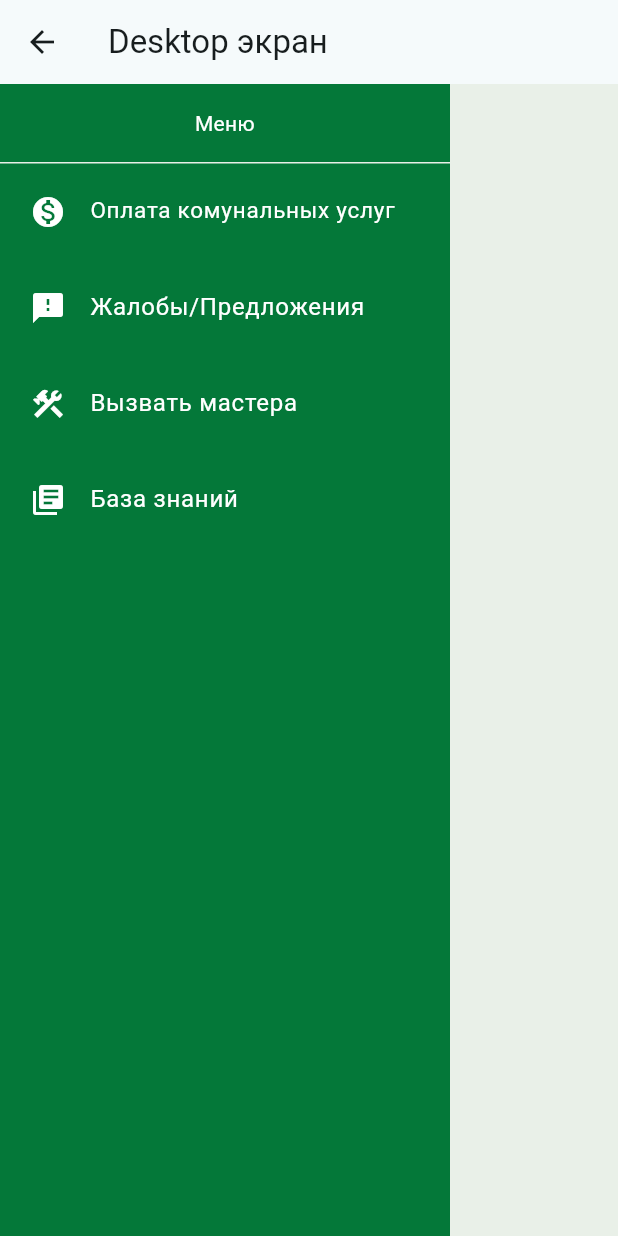
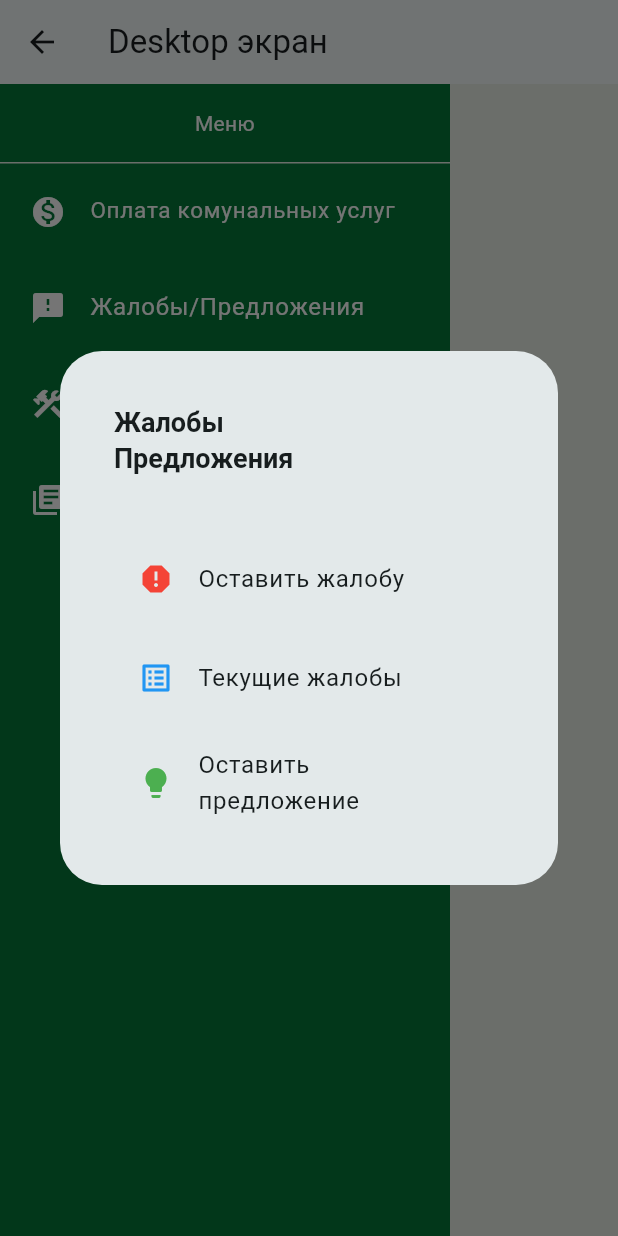
Before and after one commit to wires-apps/home_management, a Flutter app: the DesktopScreen screen opened directly, after a tap on "Жалобы/Предложения", on a phone screen of 412 x 824 dp. Run offline on Flutter 3.47's test engine with Material 3 defaults, Android fonts, the light colour scheme and no system bars; drawn by our look-alikes of auto_size_text; our stand-ins replace auto_route, equatable, flutter_bloc, gap, get_it, responsive_builder.

Commit message:
added new dialog complaints_suggestions

```diff
--- a/lib/core/routes/router.dart
+++ b/lib/core/routes/router.dart
@@ -3,7 +3,7 @@ import 'package:home_management/feature/auth/presentation/login_page.dart';
 import 'package:home_management/feature/home/presentation%20/home_screen.dart';
 import 'package:home_management/feature/notification/presentation/mobile_notification_page.dart';
 
-import '../../feature/public_utilities/utility_bills_page.dart';
+import '../../feature/public_utilities/presentation/utility_bills_page.dart';
 
 part 'router.gr.dart';
 
--- /dev/null
+++ b/lib/feature/complaints_suggestions/presentation/complaints_suggestions_page.dart
@@ -0,0 +1,48 @@
+import 'package:flutter/material.dart';
+import 'package:gap/gap.dart';
+import 'package:home_management/generated/l10n.dart';
+
+void showComplaintDialog(BuildContext context) {
+  showDialog(
+    context: context,
+    builder: (BuildContext context) {
+      return AlertDialog(
+        title: Padding(
+          padding: const EdgeInsets.all(12),
+          child: Text(
+            S.of(context).complaints_suggestions_title,
+            style: const TextStyle(fontSize: 18, fontWeight: FontWeight.bold),
+          ),
+        ),
+        content: Container(
+          padding: const EdgeInsets.all(12),
+          child: SingleChildScrollView(
+            child: Column(
+              mainAxisSize: MainAxisSize.min,
+              mainAxisAlignment: MainAxisAlignment.spaceBetween,
+              children: [
+                ListTile(
+                  leading: const Icon(Icons.report, color: Colors.red),
+                  title: Text(S.of(context).complaints_suggestions_leave_complaint),
+                  onTap: () {},
+                ),
+                const Gap(10),
+                ListTile(
+                  leading: const Icon(Icons.list_alt, color: Colors.blue),
+                  title: Text(S.of(context).complaints_suggestions_current_complaints),
+                  onTap: () {},
+                ),
+                const Gap(10),
+                ListTile(
+                  leading: const Icon(Icons.lightbulb, color: Colors.green),
+                  title: Text(S.of(context).complaints_suggestions_leave_suggestion),
+                  onTap: () {},
+                ),
+              ],
+            ),
+          ),
+        ),
+      );
+    },
+  );
+}
--- a/lib/feature/home/presentation /desktop_ui/desktop_screen.dart
+++ b/lib/feature/home/presentation /desktop_ui/desktop_screen.dart
@@ -3,6 +3,7 @@ import 'package:auto_size_text/auto_size_text.dart';
 import 'package:flutter/material.dart';
 import 'package:home_management/core/res/app_colors.dart';
 import 'package:home_management/core/routes/router.dart';
+import 'package:home_management/feature/complaints_suggestions/presentation/complaints_suggestions_page.dart';
 import 'package:home_management/generated/l10n.dart';
 
 class DesktopScreen extends StatelessWidget {
@@ -156,7 +157,9 @@ class _SidebarMenu extends StatelessWidget {
               icon: Icons.monetization_on,
             ),
             _ItemMenu(
-              onPressed: () {},
+              onPressed: () {
+                showComplaintDialog(context);
+              },
               titleButton: S.of(context).home_screen_complaints_suggestions,
               icon: Icons.feedback,
             ),
--- a/lib/feature/home/presentation /home_screen.dart
+++ b/lib/feature/home/presentation /home_screen.dart
@@ -7,6 +7,7 @@ import 'package:home_management/core/res/app_colors.dart';
 import 'package:home_management/core/routes/router.dart';
 import 'package:home_management/core/widgets/bottom_sheet/custom_bottom_sheet.dart';
 import 'package:home_management/core/widgets/buttons/back_button.dart';
+import 'package:home_management/feature/complaints_suggestions/presentation/complaints_suggestions_page.dart';
 import 'package:home_management/feature/home/bloc/home_bloc.dart';
 import 'package:responsive_builder/responsive_builder.dart';
 
@@ -41,7 +42,7 @@ class MobileScreen extends StatelessWidget {
         key: _scaffoldKey,
         appBar: AppBar(
           leading: const BackButtonWidget(),
-          title: Text('Мобильный экран'),
+          title: const Text('Мобильный экран'),
           backgroundColor: Colors.white,
           surfaceTintColor: Colors.white,
         ),
@@ -157,14 +158,12 @@ class _MenuButtons extends StatelessWidget {
           const Gap(0),
         ]),
         _ItemMenu(
-          onPressed: () {
-            context.router.push(const UtilityBillsRoute());
-          },
+          onPressed: () => context.router.push(const UtilityBillsRoute()),
           titleButton: S.of(context).home_screen_payment_communal_service,
           icon: Icons.monetization_on_outlined,
         ),
         _ItemMenu(
-          onPressed: () {},
+          onPressed: () => showComplaintDialog(context),
           titleButton: S.of(context).home_screen_complaints_suggestions,
           icon: Icons.feedback,
         ),
--- a/lib/l10n/intl_ru.arb
+++ b/lib/l10n/intl_ru.arb
@@ -12,5 +12,9 @@
   "home_screen_complaints_suggestions": "Жалобы/Предложения",
   "home_screen_call_master": "Вызвать мастера",
   "home_screen_knowledge_base": "База знаний",
-  "home_screen_menu": "Меню"
+  "home_screen_menu": "Меню",
+  "complaints_suggestions_title": "Жалобы \nПредложения",
+  "complaints_suggestions_leave_complaint": "Оставить жалобу",
+  "complaints_suggestions_current_complaints": "Текущие жалобы",
+  "complaints_suggestions_leave_suggestion": "Оставить предложение"
 }
```
Also changed, not shown: lib/feature/public_utilities/presentation/utility_bills_page.dart (renamed from lib/feature/public_utilities/utility_bills_page.dart), lib/generated/intl/messages_ru.dart, lib/generated/l10n.dart.
